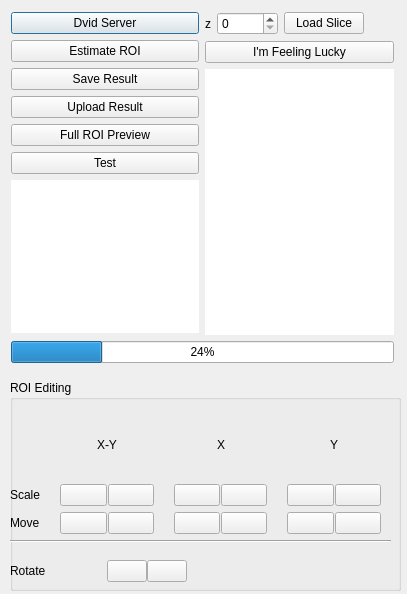
This is neurolabi/gui/zflyemroidialog.ui in janelia-flyem/NeuTu as Qt 5 draws it before an edit. The edited form follows.
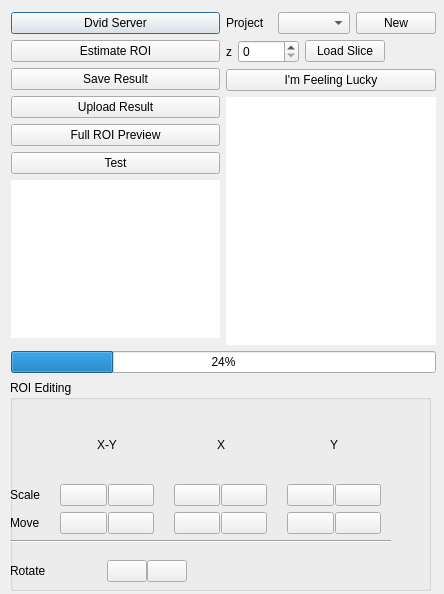
This is the edited form. Icons and pictures are not drawn.

Commit message: multiple roi projects

```diff
--- a/neurolabi/gui/zflyemroidialog.ui
+++ b/neurolabi/gui/zflyemroidialog.ui
@@ -6,7 +6,7 @@
    <rect>
     <x>0</x>
     <y>0</y>
-    <width>407</width>
+    <width>444</width>
     <height>594</height>
    </rect>
   </property>
@@ -18,8 +18,8 @@
     <rect>
      <x>11</x>
      <y>12</y>
-     <width>383</width>
-     <height>351</height>
+     <width>425</width>
+     <height>361</height>
     </rect>
    </property>
    <layout class="QVBoxLayout" name="verticalLayout_3">
@@ -99,6 +99,33 @@
       </item>
       <item>
        <layout class="QVBoxLayout" name="verticalLayout_2">
+        <item>
+         <layout class="QHBoxLayout" name="horizontalLayout_14">
+          <item>
+           <widget class="QLabel" name="label_6">
+            <property name="text">
+             <string>Project</string>
+            </property>
+           </widget>
+          </item>
+          <item>
+           <widget class="QComboBox" name="projectComboBox"/>
+          </item>
+          <item>
+           <widget class="QPushButton" name="pushButton">
+            <property name="sizePolicy">
+             <sizepolicy hsizetype="Maximum" vsizetype="Fixed">
+              <horstretch>0</horstretch>
+              <verstretch>0</verstretch>
+             </sizepolicy>
+            </property>
+            <property name="text">
+             <string>New</string>
+            </property>
+           </widget>
+          </item>
+         </layout>
+        </item>
         <item>
          <layout class="QVBoxLayout" name="verticalLayout_4">
           <item>
@@ -182,7 +209,7 @@
     <rect>
      <x>10</x>
      <y>380</y>
-     <width>391</width>
+     <width>421</width>
      <height>211</height>
     </rect>
    </property>
```
Left out of the diff: 32 changed lines with no effect on the pictures. The commit also changes 8 other files.
